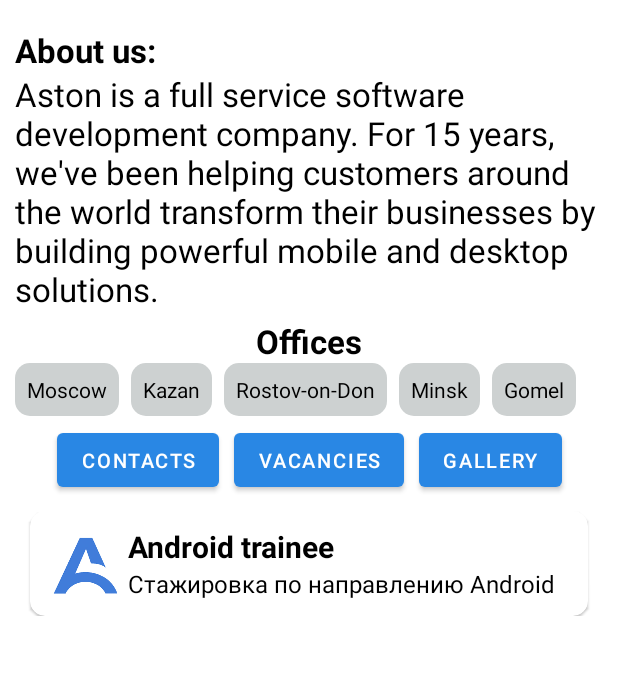
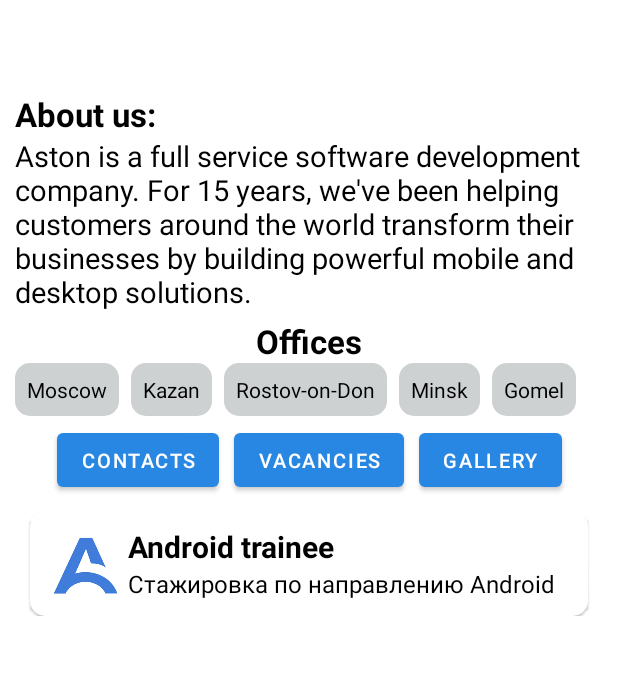
Before and after one commit to almoiv0499/Moroz_Lesson3, an Android app: the screen it shows after launch (MainActivity), on a phone screen of 412 x 824 dp, the part 562-1236 px from its top. Run offline under Robolectric (Android 15) with nearby library versions, the phone set to English and light mode, and no system bars.

Commit message:
moroz_lesson_4_2 returned primary values

```diff
--- a/app/src/main/res/values/dimens.xml
+++ b/app/src/main/res/values/dimens.xml
@@ -24,7 +24,7 @@
     <dimen name="textView_about_us_description_land_textSize">15sp</dimen>
     <dimen name="textView_width">0dp</dimen>
     <dimen name="textView_description_textSize">16sp</dimen>
-    <dimen name="textView_about_company_textSize">22sp</dimen>
+    <dimen name="textView_about_company_textSize">19sp</dimen>
 
     <!-- ImageView -->
     <dimen name="imageView_width_by_fill">0dp</dimen>
```
